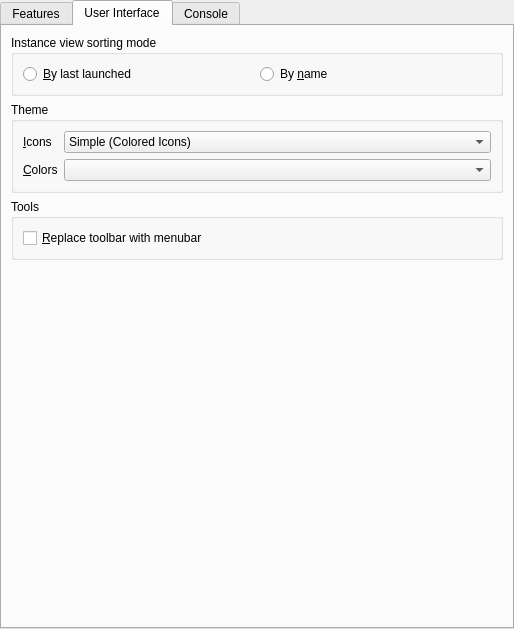
Old version of the form launcher/ui/pages/global/LauncherPage.ui in the repository PolyMC/PolyMC.
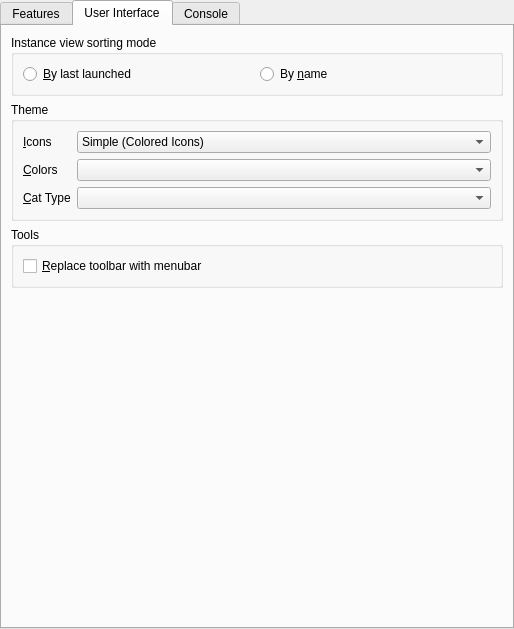
New version of the form. The open tabs and pages were chosen to show the change.

```diff
--- a/launcher/ui/pages/global/LauncherPage.ui
+++ b/launcher/ui/pages/global/LauncherPage.ui
@@ -335,6 +335,26 @@
             </property>
            </widget>
           </item>
+          <item row="2" column="0">
+           <widget class="QLabel" name="themeCatLabel">
+            <property name="text">
+             <string>&amp;Cat Type</string>
+            </property>
+            <property name="buddy">
+             <cstring>themeComboBoxCat</cstring>
+            </property>
+           </widget>
+          </item>
+          <item row="2" column="1">
+           <widget class="QComboBox" name="themeComboBoxCat">
+            <property name="focusPolicy">
+             <enum>Qt::StrongFocus</enum>
+            </property>
+            <property name="currentText">
+             <string/>
+            </property>
+           </widget>
+          </item>
          </layout>
         </widget>
        </item>
```
Left out of the diff: 4 changed lines with no effect on the pictures.
